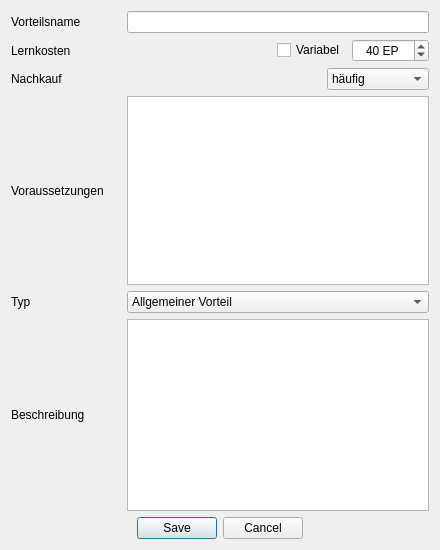
Aeolitus/Sephrasto, file UI/DatenbankEditVorteil.ui: the form before one commit.
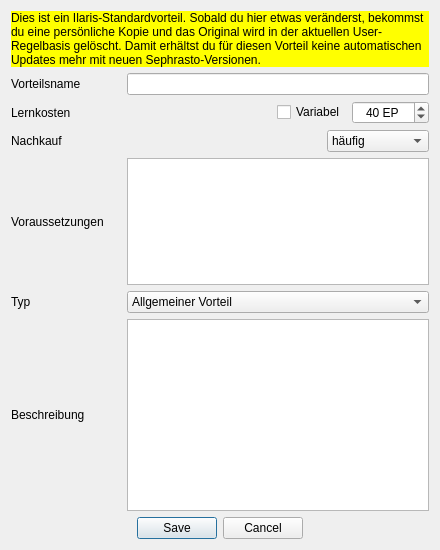
The form after the commit.

Commit message: Added an invisible label to the top of  the database edit panels that can be used later to show warnings. Looks like a lot of more changes because all the row numbers had to be updated and qt creator moved stuff around.

Patch:
```diff
--- a/UI/DatenbankEditVorteil.ui
+++ b/UI/DatenbankEditVorteil.ui
@@ -19,14 +19,14 @@
   <layout class="QGridLayout" name="gridLayout_2">
    <item row="0" column="0">
     <layout class="QGridLayout" name="gridLayout">
-     <item row="1" column="0">
+     <item row="2" column="0">
       <widget class="QLabel" name="label_2">
        <property name="text">
         <string>Lernkosten</string>
        </property>
       </widget>
      </item>
-     <item row="2" column="1">
+     <item row="3" column="1">
       <layout class="QHBoxLayout" name="horizontalLayout">
        <item>
         <spacer name="horizontalSpacer">
@@ -72,7 +72,7 @@
        </item>
       </layout>
      </item>
-     <item row="5" column="1">
+     <item row="6" column="1">
       <widget class="QPlainTextEdit" name="textEdit">
        <property name="sizePolicy">
         <sizepolicy hsizetype="Expanding" vsizetype="MinimumExpanding">
@@ -82,7 +82,20 @@
        </property>
       </widget>
      </item>
-     <item row="1" column="1">
+     <item row="4" column="0">
+      <widget class="QLabel" name="label_4">
+       <property name="minimumSize">
+        <size>
+         <width>110</width>
+         <height>0</height>
+        </size>
+       </property>
+       <property name="text">
+        <string>Voraussetzungen</string>
+       </property>
+      </widget>
+     </item>
+     <item row="2" column="1">
       <layout class="QHBoxLayout" name="horizontalLayout_2">
        <item>
         <spacer name="horizontalSpacer_2">
@@ -128,51 +141,28 @@
        </item>
       </layout>
      </item>
-     <item row="5" column="0">
+     <item row="6" column="0">
       <widget class="QLabel" name="label_5">
        <property name="text">
         <string>Beschreibung</string>
        </property>
       </widget>
      </item>
-     <item row="0" column="0">
+     <item row="1" column="0">
       <widget class="QLabel" name="label">
        <property name="text">
         <string>Vorteilsname</string>
        </property>
       </widget>
      </item>
-     <item row="3" column="0">
-      <widget class="QLabel" name="label_4">
-       <property name="minimumSize">
-        <size>
-         <width>110</width>
-         <height>0</height>
-        </size>
-       </property>
-       <property name="text">
-        <string>Voraussetzungen</string>
-       </property>
-      </widget>
-     </item>
-     <item row="2" column="0">
-      <widget class="QLabel" name="label_3">
-       <property name="text">
-        <string>Nachkauf</string>
-       </property>
-      </widget>
-     </item>
-     <item row="0" column="1">
-      <widget class="QLineEdit" name="nameEdit"/>
-     </item>
-     <item row="4" column="0">
+     <item row="5" column="0">
       <widget class="QLabel" name="label_6">
        <property name="text">
         <string>Typ</string>
        </property>
       </widget>
      </item>
-     <item row="4" column="1">
+     <item row="5" column="1">
       <layout class="QHBoxLayout" name="horizontalLayout_3">
        <item>
         <widget class="QComboBox" name="comboTyp">
@@ -220,9 +210,35 @@
        </item>
       </layout>
      </item>
-     <item row="3" column="1">
+     <item row="3" column="0">
+      <widget class="QLabel" name="label_3">
+       <property name="text">
+        <string>Nachkauf</string>
+       </property>
+      </widget>
+     </item>
+     <item row="1" column="1">
+      <widget class="QLineEdit" name="nameEdit"/>
+     </item>
+     <item row="4" column="1">
       <widget class="QPlainTextEdit" name="voraussetzungenEdit"/>
      </item>
+     <item row="0" column="0" colspan="2">
+      <widget class="QLabel" name="warning">
+       <property name="styleSheet">
+        <string notr="true">background-color: rgb(255, 255, 0);</string>
+       </property>
+       <property name="text">
+        <string>Dies ist ein Ilaris-Standardvorteil. Sobald du hier etwas veränderst, bekommst du eine persönliche Kopie und das Original wird in der aktuellen User-Regelbasis gelöscht. Damit erhältst du für diesen Vorteil keine automatischen Updates mehr mit neuen Sephrasto-Versionen.</string>
+       </property>
+       <property name="wordWrap">
+        <bool>true</bool>
+       </property>
+	   <property name="visible">
+	    <bool>False</bool>
+	   </property>
+      </widget>
+     </item>
     </layout>
    </item>
    <item row="1" column="0">
```
The commit also changes 7 other files.
